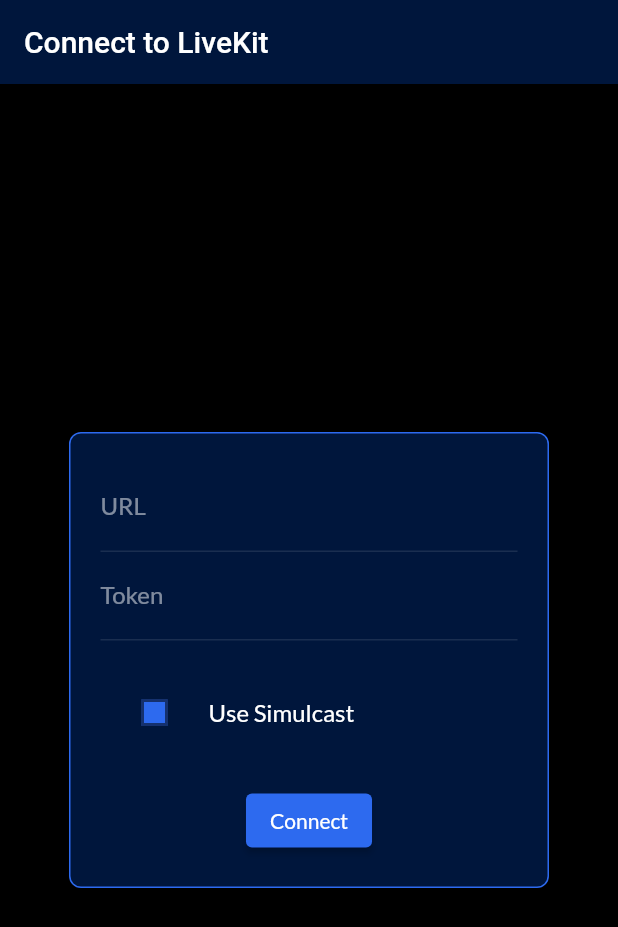
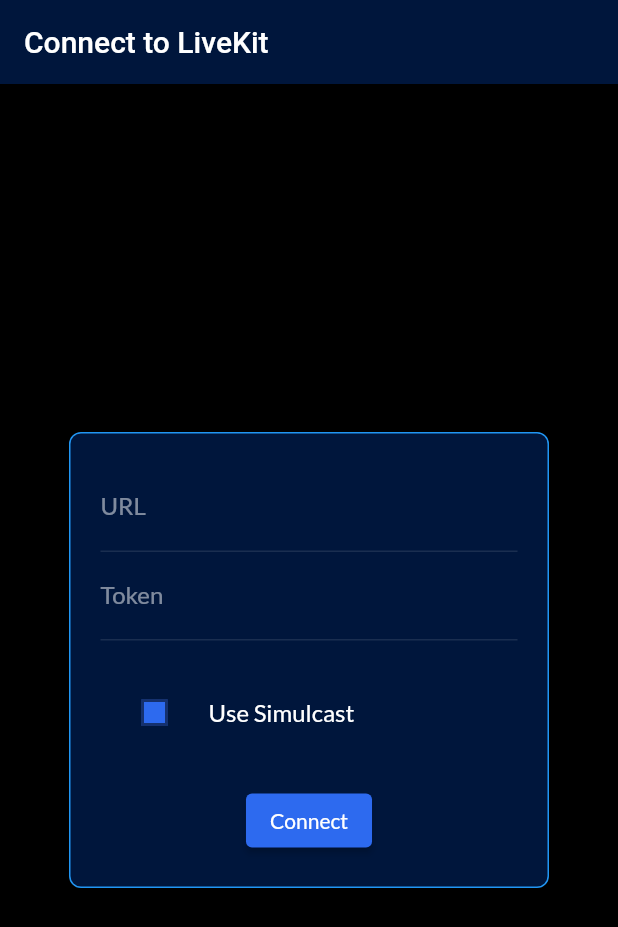
Before and after one commit to livekit/client-sdk-flutter, a Flutter app: the screen it shows after launch, on a phone screen of 412 x 824 dp. Shown: the top 927 px of the screen. Run offline on Flutter 3.47's test engine with Material 2 defaults, Android fonts, the phone set to English and light mode, and no system bars; our stand-ins replace eva_icons_flutter, fixnum, google_fonts, shared_preferences, synchronized, tuple; missing offline and left inert: dart:html, flutter_webrtc, protobuf.

Commit message:
Fix analyzer warning

```diff
--- a/example/lib/main.dart
+++ b/example/lib/main.dart
@@ -1,10 +1,8 @@
 import 'package:flutter/material.dart';
 import 'package:livekit_example/theme.dart';
 import 'package:logging/logging.dart';
-import 'package:livekit_client/livekit_client.dart';
-import 'package:shared_preferences/shared_preferences.dart';
+
 import 'pages/connect.dart';
-import 'pages/room.dart';
 
 void main() {
   // configure logs for debugging
--- a/example/lib/pages/connect.dart
+++ b/example/lib/pages/connect.dart
@@ -4,10 +4,10 @@
 
 import 'package:flutter/material.dart';
 import 'package:livekit_client/livekit_client.dart';
+import 'package:shared_preferences/shared_preferences.dart';
+
+import '../exts.dart';
 import 'room.dart';
-import '../exts.dart';
-
-import 'package:shared_preferences/shared_preferences.dart';
 
 class ConnectPage extends StatefulWidget {
   //
@@ -117,7 +117,7 @@
             decoration: BoxDecoration(
               color: Theme.of(context).cardColor,
               borderRadius: BorderRadius.circular(8),
-              border: Border.all(color: Theme.of(context).accentColor),
+              border: Border.all(color: Theme.of(context).colorScheme.secondary),
             ),
             constraints: const BoxConstraints(
               maxWidth: 320,
--- a/example/lib/theme.dart
+++ b/example/lib/theme.dart
@@ -20,7 +20,8 @@
 
   ThemeData buildThemeData(BuildContext ctx) => ThemeData(
         backgroundColor: bgColor,
-        accentColor: accentColor,
+        // accentColor: accentColor,
+        colorScheme: ColorScheme.fromSwatch(primarySwatch: Colors.blue),
         appBarTheme: AppBarTheme(
           backgroundColor: cardColor,
         ),
--- a/example/lib/widgets/video.dart
+++ b/example/lib/widgets/video.dart
@@ -148,7 +148,7 @@
         child: LayoutBuilder(
           builder: (ctx, constraints) => Icon(
             EvaIcons.videoOffOutline,
-            color: Theme.of(ctx).accentColor,
+            color: Theme.of(ctx).colorScheme.secondary,
             size: math.min(constraints.maxHeight, constraints.maxWidth) * 0.3,
           ),
         ),
--- a/lib/src/participant/local_participant.dart
+++ b/lib/src/participant/local_participant.dart
@@ -1,6 +1,5 @@
 import 'package:flutter/foundation.dart';
 import 'package:flutter_webrtc/flutter_webrtc.dart';
-import 'package:logging/logging.dart';
 
 import '../errors.dart';
 import '../logger.dart';
@@ -96,7 +95,7 @@
         width = settings['width'] as int?;
         height = settings['height'] as int?;
         // TODO: Get actual video dimensions to compute more accurately
-        // mediaTrack.getConstraints() is not implemented for mobile
+        // mediaTrack.getConsstraints() is not implemented for mobile
       } catch (_) {
         logger.warning('Failed to call `mediaStreamTrack.getSettings()`');
       }
--- a/lib/src/rtc_engine.dart
+++ b/lib/src/rtc_engine.dart
@@ -397,7 +397,6 @@
 
   @override
   Future<void> onMuteTrack(lk_rtc.MuteTrackRequest req) async {
-    // TODO: implement onMuteTrack
     onRemoteMute?.call(req.sid, req.muted);
   }
 }
```
